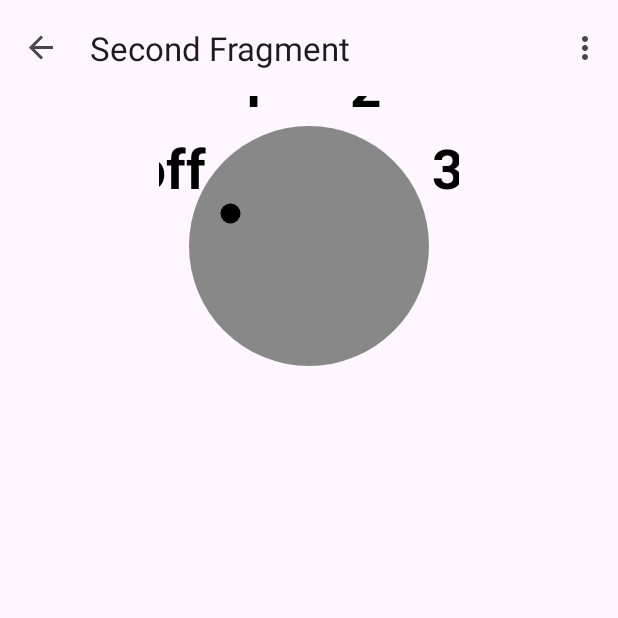
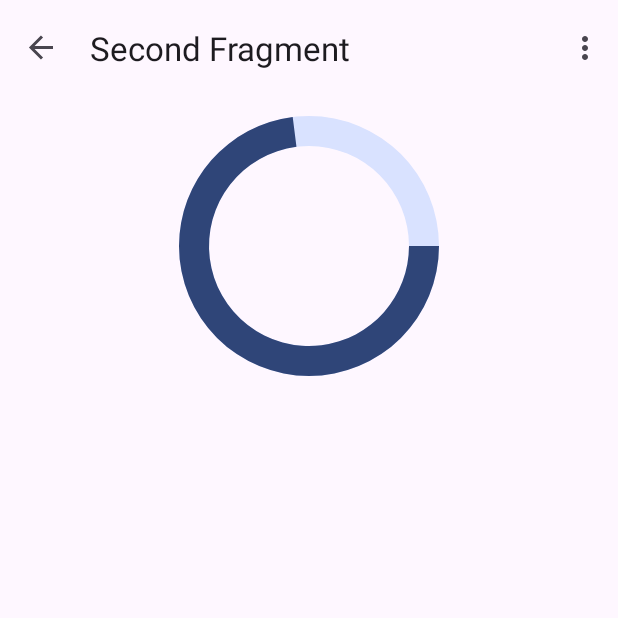
Before and after one commit to Tayeb-shahbakhsh/diligence, an Android app: the screen it shows after launch (MainActivity), after a tap on "Next", on a phone screen of 412 x 824 dp, the top half of it. Run offline under Robolectric (Android 15) with nearby library versions, the phone set to English and light mode, and no system bars; our stand-ins replace navigation-ui.

Commit message:
static progress bar view added

```diff
--- a/app/src/main/java/com/example/diligence/ui/custom_view/ProgressBar.kt
+++ /dev/null
@@ -1,93 +0,0 @@
-package com.example.diligence.ui.custom_view
-
-import android.content.Context
-import android.graphics.*
-import android.util.AttributeSet
-import android.view.ContextMenu
-import android.view.View
-import com.example.diligence.R
-import kotlin.math.cos
-import kotlin.math.min
-import kotlin.math.sin
-
-private enum class FanSpeed(val label: Int) {
-    OFF(R.string.fan_off),
-    LOW(R.string.fan_low),
-    MEDIUM(R.string.fan_medium),
-    HIGH(R.string.fan_high);
-
-    fun next() = when (this) {
-        OFF -> LOW
-        LOW -> MEDIUM
-        MEDIUM -> HIGH
-        HIGH -> OFF
-    }
-}
-
-private const val RADIUS_OFFSET_LABEL = 30
-private const val RADIUS_OFFSET_INDICATOR = -35
-
-
-class ProgressBar @JvmOverloads constructor(
-    context: Context,
-    attrs: AttributeSet? = null,
-    defStyleAttr: Int = 0
-) : View(context, attrs, defStyleAttr) {
-
-    private var radius = 0.0f                   // Radius of the circle.
-    private var fanSpeed = FanSpeed.OFF         // The active selection.
-    // position variable which will be used to draw label and indicator circle position
-    private val pointPosition: PointF = PointF(0.0f, 0.0f)
-
-    private val paint = Paint(Paint.ANTI_ALIAS_FLAG).apply {
-        style = Paint.Style.FILL
-        textAlign = Paint.Align.CENTER
-        textSize = 55.0f
-        typeface = Typeface.create( "", Typeface.BOLD)
-    }
-
-    override fun onSizeChanged(width: Int, height: Int, oldWidth: Int, oldHeight: Int) {
-        radius = (min(width, height) / 2.0 * 0.8).toFloat()
-    }
-
-    private fun PointF.computeXYForSpeed(pos: FanSpeed, radius: Float) {
-        // Angles are in radians.
-        val startAngle = Math.PI * (9 / 8.0)
-        val angle = startAngle + pos.ordinal * (Math.PI / 4)
-        x = (radius * cos(angle)).toFloat() + width / 2
-        y = (radius * sin(angle)).toFloat() + height / 2
-    }
-
-    override fun onDraw(canvas: Canvas) {
-        super.onDraw(canvas)
-        paint.color = if (fanSpeed == FanSpeed.OFF) Color.GRAY else Color.GREEN
-        canvas.drawCircle((width / 2).toFloat(), (height / 2).toFloat(), radius, paint)
-
-        val markerRadius = radius + RADIUS_OFFSET_INDICATOR
-        pointPosition.computeXYForSpeed(fanSpeed, markerRadius)
-        paint.color = Color.BLACK
-        canvas.drawCircle(pointPosition.x, pointPosition.y, radius/12, paint)
-
-        val labelRadius = radius + RADIUS_OFFSET_LABEL
-        for (i in FanSpeed.values()) {
-            pointPosition.computeXYForSpeed(i, labelRadius)
-            val label = resources.getString(i.label)
-            canvas.drawText(label, pointPosition.x, pointPosition.y, paint)
-        }
-    }
-
-    init {
-        isClickable = true
-    }
-
-    override fun performClick(): Boolean {
-        if (super.performClick()) return true
-
-        fanSpeed = fanSpeed.next()
-        contentDescription = resources.getString(fanSpeed.label)
-
-        invalidate()
-        return true
-    }
-
-}
--- /dev/null
+++ b/app/src/main/res/drawable/custom_progress.xml
@@ -0,0 +1,14 @@
+<?xml version="1.0" encoding="utf-8"?>
+<layer-list xmlns:android="http://schemas.android.com/apk/res/android">
+    <item android:id="@+id/backgrounf">
+        <shape android:shape="ring" android:thickness="20dp" android:useLevel="false">
+        <solid android:color="@color/material_dynamic_primary90"/>
+        </shape>
+    </item>
+
+    <item android:id="@+id/progress">
+        <shape android:shape="ring" android:thickness="20dp" android:useLevel="true">
+            <solid android:color="@color/material_dynamic_primary30"/>
+        </shape>
+    </item>
+</layer-list>
--- a/app/src/main/res/layout/activity_main.xml
+++ b/app/src/main/res/layout/activity_main.xml
@@ -20,5 +20,4 @@
     </com.google.android.material.appbar.AppBarLayout>
 
     <include layout="@layout/content_main" />
-
 </androidx.coordinatorlayout.widget.CoordinatorLayout>
--- a/app/src/main/res/layout/fragment_promodo.xml
+++ b/app/src/main/res/layout/fragment_promodo.xml
@@ -10,12 +10,16 @@
        android:layout_width="match_parent"
        android:layout_height="match_parent">
 
-      <com.example.diligence.ui.custom_view.ProgressBar
+      <ProgressBar
           android:layout_width="200dp"
-         android:layout_height="200dp"
+          android:layout_height="200dp"
+          android:indeterminateOnly="false"
+          android:progressDrawable="@drawable/custom_progress"
+          app:layout_constraintBottom_toBottomOf="parent"
+          app:layout_constraintEnd_toEndOf="parent"
+          app:layout_constraintStart_toStartOf="parent"
           app:layout_constraintTop_toTopOf="parent"
-          app:layout_constraintLeft_toLeftOf="parent"
-          app:layout_constraintRight_toRightOf="parent" />
+          android:progress="73"/>
 
    </androidx.constraintlayout.widget.ConstraintLayout>
 </androidx.core.widget.NestedScrollView>
```
